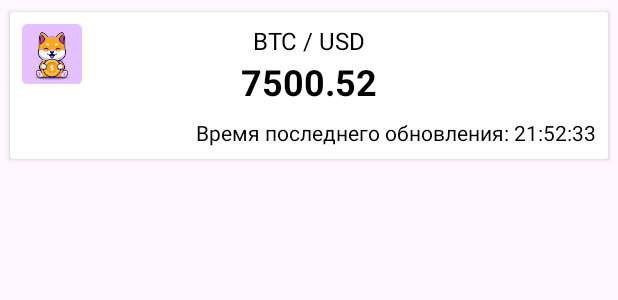
After one commit to AbadzhevaK8/android-crypto-app, an Android app: the layout item_coin_info.xml on its own in the app's theme, with its tools: preview values and no code run, on a phone screen of 412 x 824 dp. The commit adds this screen. Shown: the top 300 px of the screen. Run offline under Robolectric (Android 15) with nearby library versions, the light colour scheme and no system bars.

Commit message:
feat: Add RecyclerView and display coin list
This commit introduces a RecyclerView to display the list of coins and their prices.

- Added a RecyclerView to the main
 activity layout.
- Created a CoinInfoAdapter to handle the display of coin information in the RecyclerView.
- Implemented the logic to fetch coin data from the ViewModel and populate the adapter.
- Added an item layout for displaying individual coin information.
- Included Picasso library for image loading.
- Sorted the coin
 list in descending order by last update time.

```diff
--- a/app/build.gradle.kts
+++ b/app/build.gradle.kts
@@ -45,6 +45,9 @@ android {
     kotlinOptions {
         jvmTarget = "1.8"
     }
+    buildFeatures {
+        viewBinding = true
+    }
 }
 
 dependencies {
--- a/app/src/main/AndroidManifest.xml
+++ b/app/src/main/AndroidManifest.xml
@@ -15,7 +15,7 @@
         android:theme="@style/Theme.CryptoApp"
         tools:targetApi="31">
         <activity
-            android:name=".MainActivity"
+            android:name=".CoinPriceListActivity"
             android:exported="true">
             <intent-filter>
                 <action android:name="android.intent.action.MAIN" />
--- a/app/src/main/java/com/abadzheva/cryptoapp/api/ApiFactory.kt
+++ b/app/src/main/java/com/abadzheva/cryptoapp/api/ApiFactory.kt
@@ -6,6 +6,7 @@ import retrofit2.converter.gson.GsonConverterFactory
 
 object ApiFactory {
     private const val BASE_URL = "https://min-api.cryptocompare.com/data/"
+    const val BASE_IMAGE_URL = "https://www.cryptocompare.com"
 
     private val retrofit =
         Retrofit
--- a/app/src/main/java/com/abadzheva/cryptoapp/database/CoinPriceInfoDao.kt
+++ b/app/src/main/java/com/abadzheva/cryptoapp/database/CoinPriceInfoDao.kt
@@ -9,7 +9,7 @@ import com.abadzheva.cryptoapp.pojo.CoinPriceInfo
 
 @Dao
 interface CoinPriceInfoDao {
-    @Query("SELECT * FROM full_price_list ORDER BY lastupdate")
+    @Query("SELECT * FROM full_price_list ORDER BY lastupdate DESC")
     fun getPriceList(): LiveData<List<CoinPriceInfo>>
 
     @Query("SELECT * FROM full_price_list WHERE fromsymbol == :fSym LIMIT 1")
--- /dev/null
+++ b/app/src/main/res/layout/item_coin_info.xml
@@ -0,0 +1,66 @@
+<?xml version="1.0" encoding="utf-8"?>
+<androidx.cardview.widget.CardView xmlns:android="http://schemas.android.com/apk/res/android"
+    xmlns:app="http://schemas.android.com/apk/res-auto"
+    xmlns:tools="http://schemas.android.com/tools"
+    android:id="@+id/item_coin_info"
+    android:layout_width="match_parent"
+    android:layout_height="wrap_content"
+    android:layout_margin="4dp"
+    app:cardUseCompatPadding="true">
+
+    <androidx.constraintlayout.widget.ConstraintLayout
+        android:layout_width="match_parent"
+        android:layout_height="wrap_content">
+
+        <ImageView
+            android:id="@+id/ivLogoCoin"
+            android:layout_width="40dp"
+            android:layout_height="40dp"
+            android:layout_margin="8dp"
+            app:layout_constraintStart_toStartOf="parent"
+            app:layout_constraintTop_toTopOf="parent"
+            tools:src="@mipmap/ic_launcher" />
+
+        <TextView
+            android:id="@+id/tvSymbols"
+            android:layout_width="wrap_content"
+            android:layout_height="wrap_content"
+            android:paddingTop="8dp"
+            android:textColor="#000"
+            android:textSize="16sp"
+            app:layout_constraintBottom_toTopOf="@+id/tvPrice"
+            app:layout_constraintEnd_toEndOf="parent"
+            app:layout_constraintHorizontal_bias="0.5"
+            app:layout_constraintStart_toStartOf="parent"
+            app:layout_constraintTop_toTopOf="parent"
+            tools:text="BTC / USD" />
+
+        <TextView
+            android:id="@+id/tvPrice"
+            android:layout_width="wrap_content"
+            android:layout_height="wrap_content"
+            android:textColor="#000"
+            android:textSize="24sp"
+            android:textStyle="bold"
+            app:layout_constraintBottom_toTopOf="@+id/tvLastUpdate"
+            app:layout_constraintEnd_toEndOf="parent"
+            app:layout_constraintHorizontal_bias="0.5"
+            app:layout_constraintStart_toStartOf="parent"
+            app:layout_constraintTop_toBottomOf="@+id/tvSymbols"
+            tools:text="7500.52" />
+
+        <TextView
+            android:id="@+id/tvLastUpdate"
+            android:layout_width="wrap_content"
+            android:layout_height="wrap_content"
+            android:padding="8dp"
+            android:textColor="#000"
+            android:textSize="14sp"
+            app:layout_constraintBottom_toBottomOf="parent"
+            app:layout_constraintEnd_toEndOf="parent"
+            app:layout_constraintTop_toBottomOf="@+id/tvPrice"
+            tools:text="Время последнего обновления: 21:52:33" />
+
+    </androidx.constraintlayout.widget.ConstraintLayout>
+
+</androidx.cardview.widget.CardView>
```
Also changed, not shown: app/src/main/java/com/abadzheva/cryptoapp/CoinPriceListActivity.kt (renamed from app/src/main/java/com/abadzheva/cryptoapp/MainActivity.kt, +21 -11 lines), app/src/main/java/com/abadzheva/cryptoapp/adapters/CoinInfoAdapter.kt (added, +69 -0 lines), app/src/main/java/com/abadzheva/cryptoapp/pojo/CoinPriceInfo.kt (+8 -2 lines), app/src/main/java/com/abadzheva/cryptoapp/utils/TimeUtils.kt (added, +17 -0 lines), app/src/main/res/layout/activity_coin_price_list.xml (renamed from app/src/main/res/layout/activity_main.xml, +9 -6 lines), app/src/main/res/values/strings.xml (+8 -0 lines).
